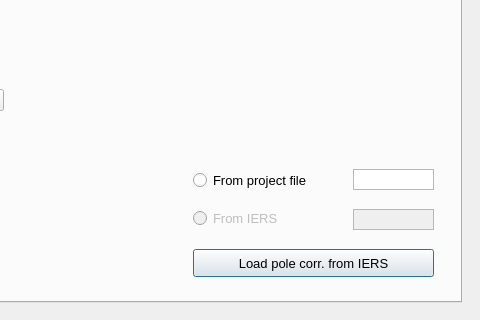
milosvalko/Agdas, file gui/compute.ui: the form before one commit; both pictures show x 499 to 979 and y 428 to 748 of the 979 by 748 pixel window.
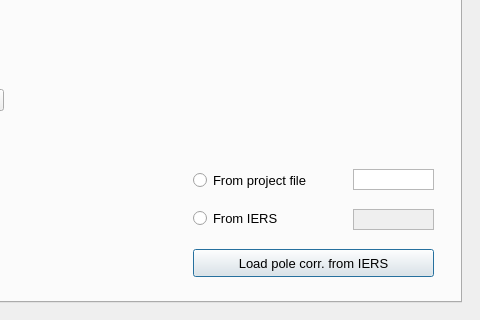
The form after the commit.

```diff
--- a/gui/compute.ui
+++ b/gui/compute.ui
@@ -457,7 +457,7 @@
       <item row="1" column="0">
        <widget class="QRadioButton" name="useIERSPoleCorr">
         <property name="enabled">
-         <bool>false</bool>
+         <bool>true</bool>
         </property>
         <property name="text">
          <string>From IERS</string>
```
